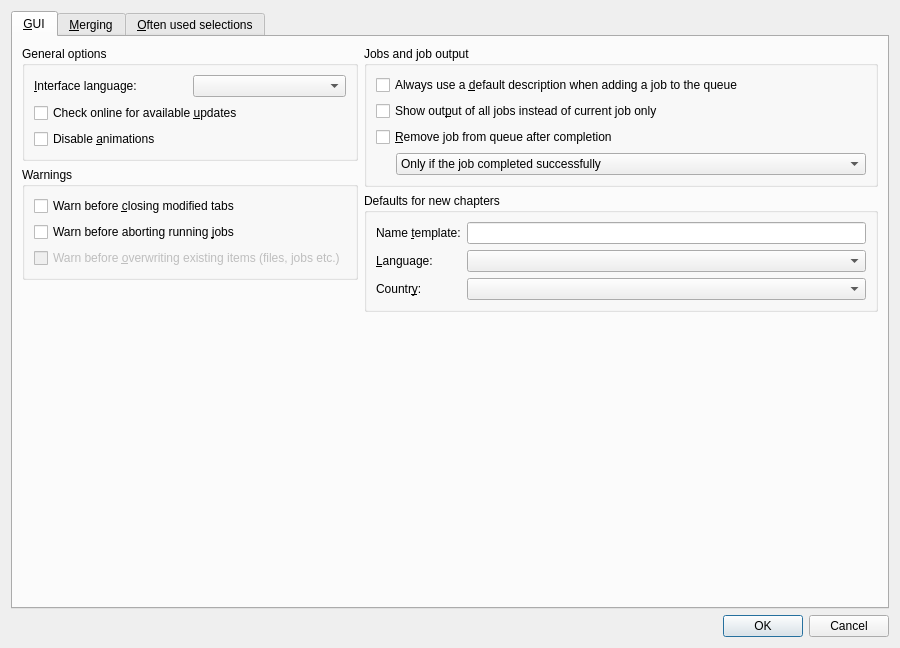
This is src/mkvtoolnix-gui/forms/main_window/preferences_dialog.ui in jpsdr/MKVToolnix-Windows-7 as Qt 5 draws it before an edit. The edited form follows.
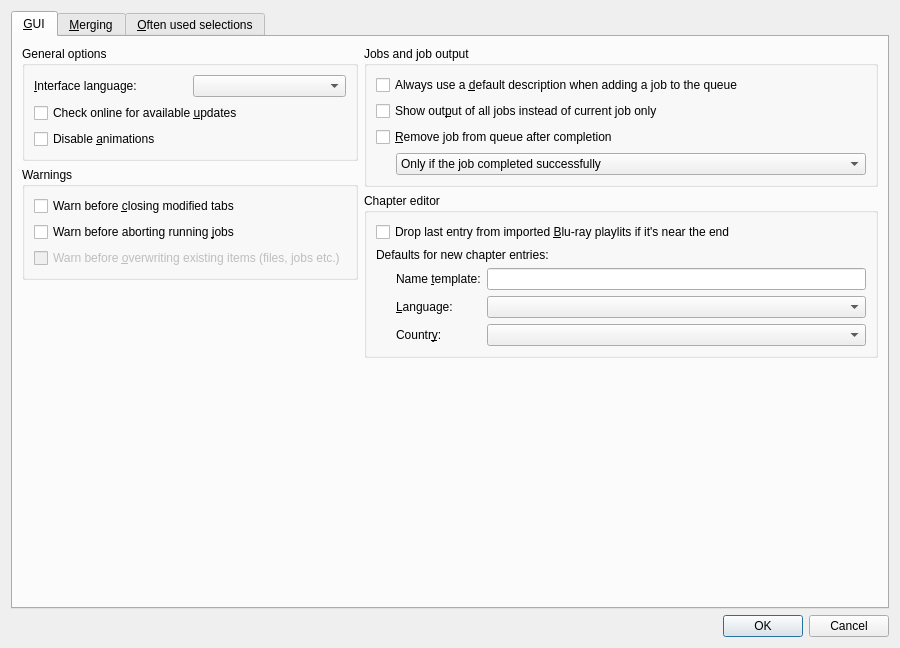
This is the edited form. Icons and pictures are not drawn. Custom widgets are drawn as their Qt base class.

Commit message: GUI: add option for dropping last MPLS chapter when loading

Patch:
```diff
--- a/src/mkvtoolnix-gui/forms/main_window/preferences_dialog.ui
+++ b/src/mkvtoolnix-gui/forms/main_window/preferences_dialog.ui
@@ -23,7 +23,7 @@
       <attribute name="title">
        <string>&amp;GUI</string>
       </attribute>
-      <layout class="QHBoxLayout" name="horizontalLayout_4">
+      <layout class="QHBoxLayout" name="horizontalLayout_8">
        <item>
         <layout class="QVBoxLayout" name="verticalLayout_10">
          <item>
@@ -115,7 +115,7 @@
         </layout>
        </item>
        <item>
-        <layout class="QVBoxLayout" name="verticalLayout_11">
+        <layout class="QVBoxLayout" name="verticalLayout_15">
          <item>
           <widget class="QGroupBox" name="groupBox_4">
            <property name="title">
@@ -194,9 +194,41 @@
             </sizepolicy>
            </property>
            <property name="title">
-            <string>Defaults for new chapters</string>
+            <string>Chapter editor</string>
            </property>
-           <layout class="QVBoxLayout" name="verticalLayout_17">
+           <layout class="QVBoxLayout" name="verticalLayout_11">
+            <item>
+             <widget class="QCheckBox" name="cbCEDropLastFromBlurayPlaylist">
+              <property name="text">
+               <string>Drop last entry from imported &amp;Blu-ray playlits if it's near the end</string>
+              </property>
+             </widget>
+            </item>
+            <item>
+             <widget class="QLabel" name="label_8">
+              <property name="text">
+               <string>Defaults for new chapter entries:</string>
+              </property>
+             </widget>
+            </item>
+            <item>
+             <layout class="QHBoxLayout" name="horizontalLayout_4">
+              <item>
+               <spacer name="horizontalSpacer_5">
+                <property name="orientation">
+                 <enum>Qt::Horizontal</enum>
+                </property>
+                <property name="sizeType">
+                 <enum>QSizePolicy::Fixed</enum>
+                </property>
+                <property name="sizeHint" stdset="0">
+                 <size>
+                  <width>20</width>
+                  <height>20</height>
+                 </size>
+                </property>
+               </spacer>
+              </item>
             <item>
              <layout class="QGridLayout" name="gridLayout_3">
               <item row="2" column="0">
@@ -255,6 +287,8 @@
              </layout>
             </item>
            </layout>
+            </item>
+           </layout>
           </widget>
          </item>
          <item>
@@ -265,7 +299,7 @@
            <property name="sizeHint" stdset="0">
             <size>
              <width>20</width>
-             <height>0</height>
+             <height>13</height>
             </size>
            </property>
           </spacer>
```
Left out of the diff: 55 changed lines with no effect on the pictures. Lines whose indentation alone changed are shown as unchanged. The commit also changes 6 other files.
